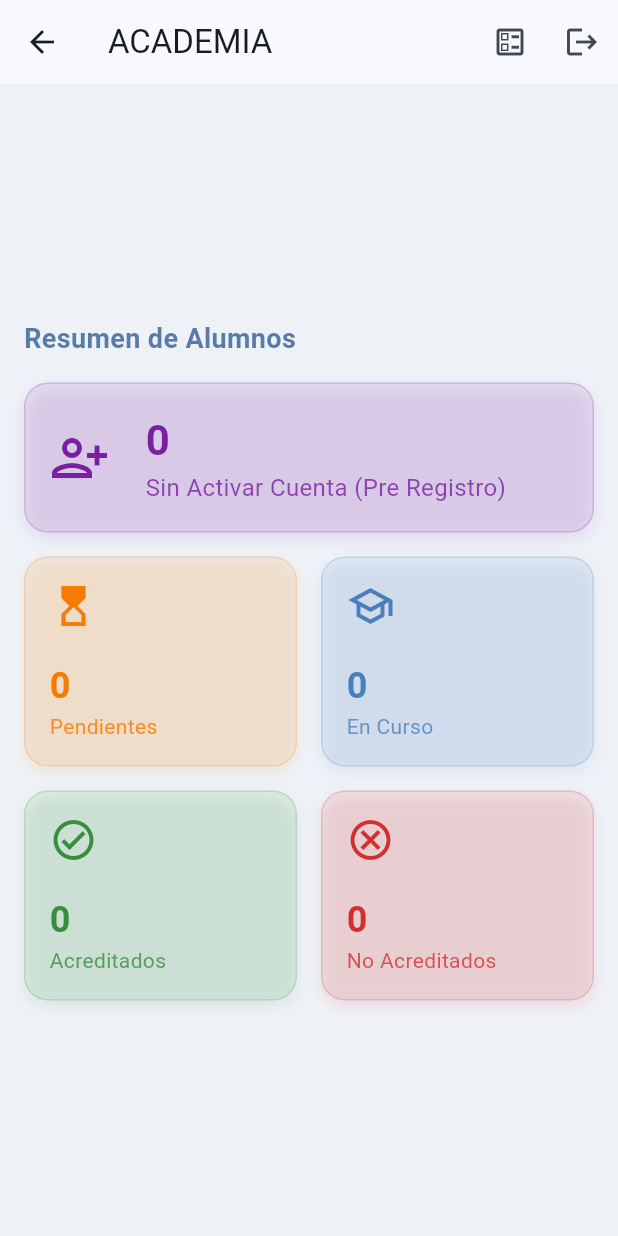
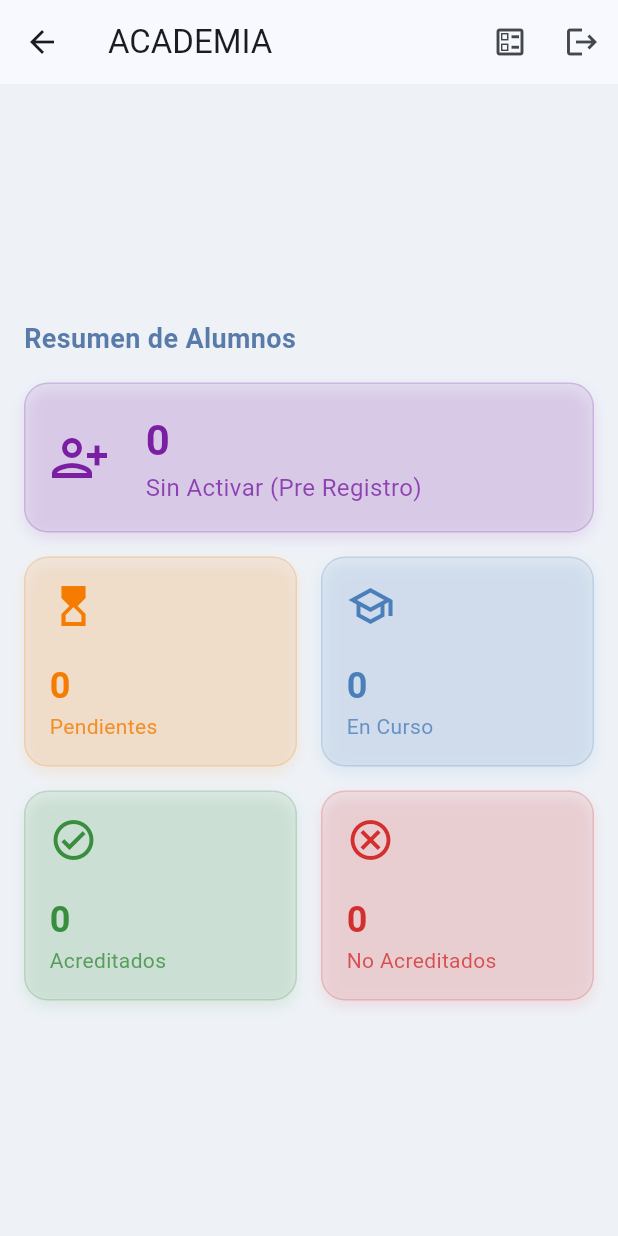
Before and after one commit to betilloXann/proyecto_tutorias, a Flutter app: the AcademyHomeView screen opened directly, on a phone screen of 412 x 824 dp. Run offline on Flutter 3.47's test engine with Material 3 defaults, Android fonts, the phone set to English and light mode, and no system bars; our stand-ins replace cloud_firestore, dio, file_picker, firebase_auth, firebase_core, firebase_storage and 5 more; missing offline and left inert: excel, universal_html; accounts and stored records are empty.

Commit message:
:bug: Se arreglo el botón y texto de academia del pre-registro

```diff
--- a/lib/features/dashboard/views/academy_home_view.dart
+++ b/lib/features/dashboard/views/academy_home_view.dart
@@ -135,7 +135,7 @@ class _AcademyHomeViewState extends State<AcademyHomeView> with WidgetsBindingOb
                       child: SizedBox(
                         height: 100,
                         child: _HoverableSummaryCard(
-                          title: 'Sin Activar Cuenta (Pre Registro)',
+                          title: 'Sin Activar (Pre Registro)',
                           count: vm.preRegisteredStudents.length.toString(),
                           icon: Icons.person_add_alt_1_outlined,
                           color: Colors.purple.shade700,
```
